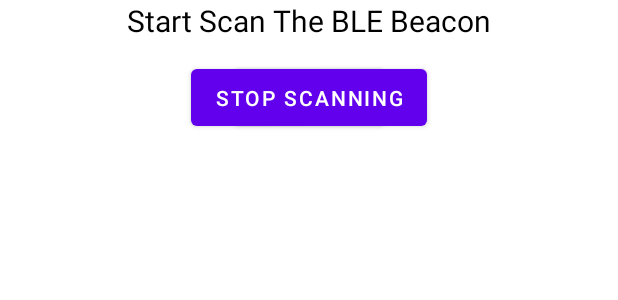
After one commit to kelvinmayeye/child_beacon_BLE, an Android app: the layout activity_device_scanning.xml on its own in the app's theme, with its tools: preview values and no code run, on a phone screen of 412 x 824 dp. The commit adds this screen. Shown: the top 300 px of the screen. Run offline under Robolectric (Android 15) with nearby library versions, the phone set to English and light mode, and no system bars.

Commit message:
added DeviceScanActivity successfully and implement scaning as early from mainactivity

```diff
--- a/app/src/main/java/com/example/childbeaconapp/SplashActivity.java
+++ b/app/src/main/java/com/example/childbeaconapp/SplashActivity.java
@@ -17,7 +17,7 @@ public class SplashActivity extends AppCompatActivity {
         new Handler().postDelayed(new Runnable() {
             @Override
             public void run() {
-                Intent intent =new Intent(SplashActivity.this,MainActivity.class);
+                Intent intent =new Intent(SplashActivity.this,DeviceScanningActivity.class);
                 startActivity(intent);
             }
         },3000);
--- /dev/null
+++ b/app/src/main/res/layout/activity_device_scanning.xml
@@ -0,0 +1,50 @@
+<?xml version="1.0" encoding="utf-8"?>
+<RelativeLayout xmlns:android="http://schemas.android.com/apk/res/android"
+    xmlns:tools="http://schemas.android.com/tools"
+    android:orientation="vertical"
+    android:layout_width="match_parent"
+    android:layout_height="match_parent"
+    tools:context=".DeviceScanningActivity">
+
+    <TextView
+        android:layout_width="wrap_content"
+        android:layout_height="wrap_content"
+        android:id="@+id/etscan_text_view"
+        android:text="Start Scan The BLE Beacon"
+        android:layout_centerHorizontal="true"
+        android:textSize="20dp"
+        android:textColor="@color/black"/>
+
+    <Button
+        android:layout_width="100dp"
+        android:layout_height="50dp"
+        android:text="Scan"
+        android:id="@+id/etStartScanButton"
+        android:layout_marginTop="40dp"
+        android:layout_centerHorizontal="true"/>
+
+    <Button
+        android:layout_width="wrap_content"
+        android:layout_height="50dp"
+        android:text="Stop Scanning"
+        android:id="@+id/etStopScanButton"
+        android:layout_marginTop="40dp"
+        android:layout_centerHorizontal="true"/>
+
+    <TextView
+        android:layout_width="match_parent"
+        android:layout_height="match_parent"
+        android:layout_marginTop="100dp"
+        android:id="@+id/etPeripheralTextView"
+        android:scrollbars="vertical"
+        android:maxLines="30"
+        android:textSize="16dp"
+        android:layout_marginStart="6dp"/>
+
+    <ListView
+        android:id="@+id/etdevice_list_id"
+        android:layout_width="match_parent"
+        android:layout_height="match_parent"
+        android:paddingTop="120dp"/>
+
+</RelativeLayout>
```
Also changed, not shown: app/src/main/AndroidManifest.xml (+7 -0 lines), app/src/main/java/com/example/childbeaconapp/DeviceScanningActivity.java (added, +232 -0 lines).
